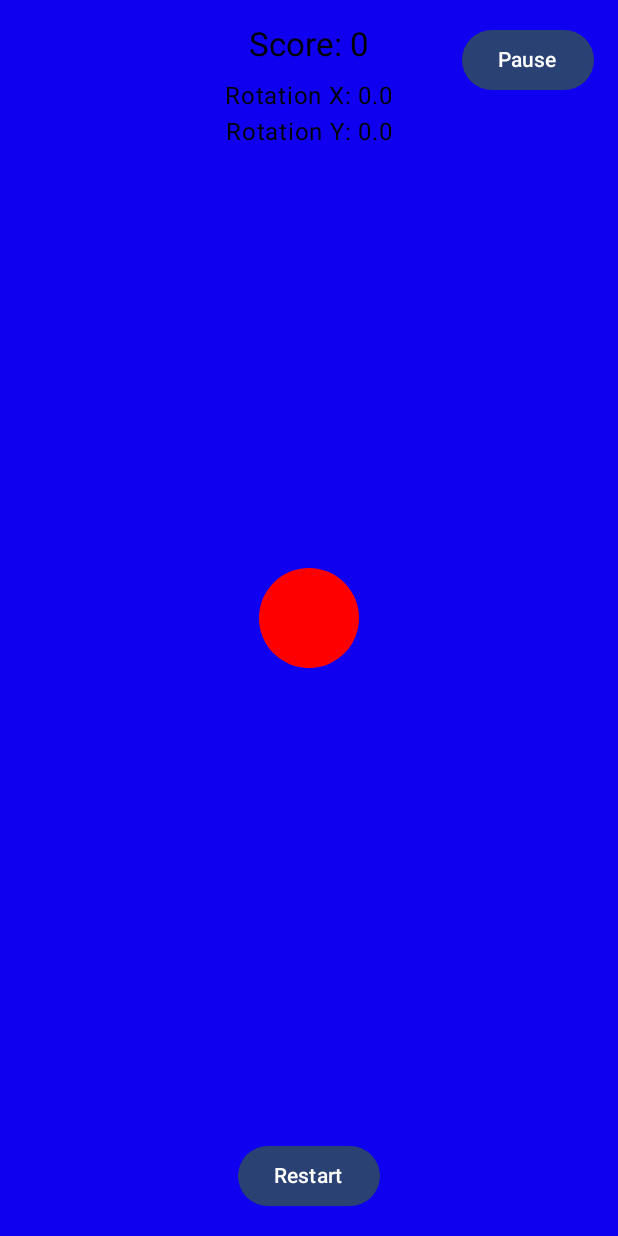
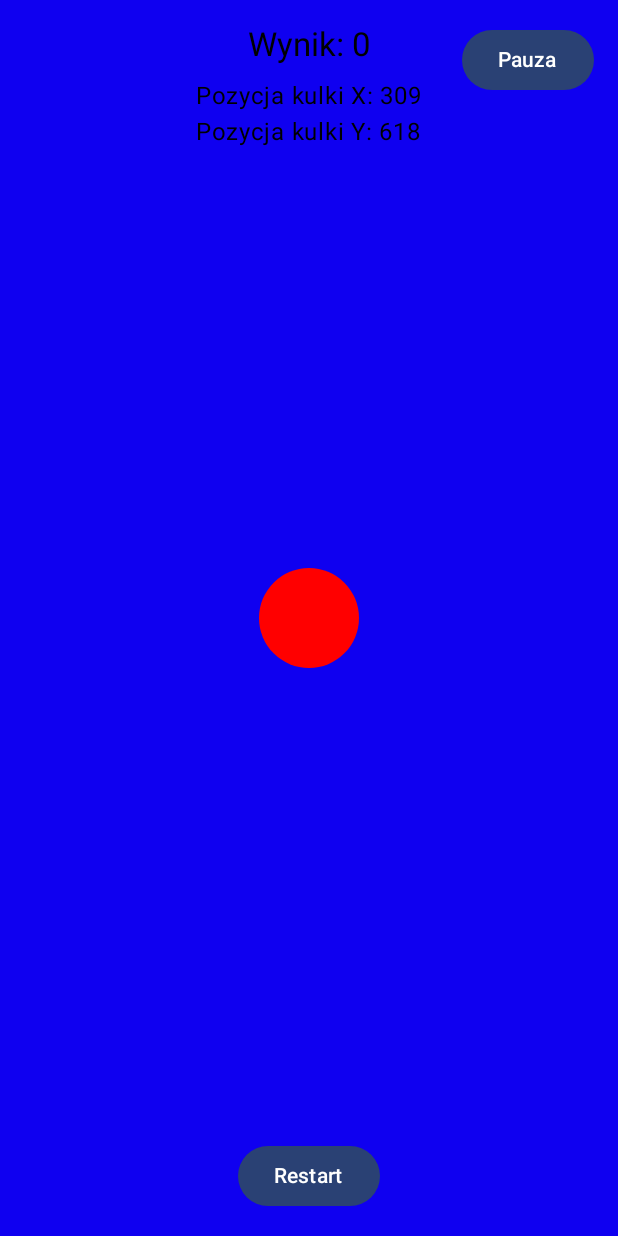
Before and after one commit to uniiun/24-25_pum_l1_grechuta, an Android app built with Jetpack Compose: the GameActivity screen opened directly, with no data from a screen before it, after a tap on "Restart", on a phone screen of 412 x 824 dp. Run offline under Robolectric (Android 15) with nearby library versions, the phone set to English and light mode, and no system bars.

Commit message:
poprawa fizyki gry

```diff
--- a/app/src/main/java/com/example/ballin/GameActivity.kt
+++ b/app/src/main/java/com/example/ballin/GameActivity.kt
@@ -18,15 +18,21 @@ import androidx.compose.ui.Modifier
 import androidx.compose.ui.graphics.Color
 import androidx.compose.ui.tooling.preview.Preview
 import androidx.compose.ui.unit.dp
+import com.example.ballin.model.Ball
 import com.example.ballin.ui.theme.BallinTheme
 
 class GameActivity : ComponentActivity(), SensorEventListener {
 
     private lateinit var sensorManager: SensorManager
     private var gyroscopeSensor: Sensor? = null
+
+    private var ball by mutableStateOf(Ball(x = 540f, y = 960f, dx = 0f, dy = 0f, radius = 50f))
     private var rotationX by mutableStateOf(0f)
     private var rotationY by mutableStateOf(0f)
     private var score by mutableStateOf(0)
+
+    private val gravityFactor = 0.5f // Współczynnik wpływu żyroskopu
+    private val dampingFactor = 0.98f // Współczynnik tłumienia prędkości
 
     override fun onCreate(savedInstanceState: Bundle?) {
         super.onCreate(savedInstanceState)
@@ -38,8 +44,7 @@ class GameActivity : ComponentActivity(), SensorEventListener {
         setContent {
             BallinTheme {
                 GameScreen(
-                    rotationX = rotationX,
-                    rotationY = rotationY,
+                    ball = ball,
                     score = score,
                     onPauseClick = { pauseGame() },
                     onRestartClick = { restartGame() }
@@ -63,11 +68,26 @@ class GameActivity : ComponentActivity(), SensorEventListener {
     override fun onSensorChanged(event: SensorEvent?) {
         if (event?.sensor?.type == Sensor.TYPE_GYROSCOPE) {
             // Aktualizuj dane żyroskopu
-            rotationX = event.values[0]
-            rotationY = event.values[1]
+            rotationX = event.values[1]
+            rotationY = event.values[0]
 
-            // Aktualizuj logikę gry na podstawie danych żyroskopu
-            score = calculateScore(rotationX, rotationY)
+            // Aktualizacja prędkości z uwzględnieniem "grawitacji"
+            ball.dx += rotationX * gravityFactor
+            ball.dy += rotationY * gravityFactor
+
+            // Zastosowanie tłumienia prędkości
+            ball.dx *= dampingFactor
+            ball.dy *= dampingFactor
+
+            // Aktualizacja pozycji kulki
+            ball.updatePosition(
+                width = resources.displayMetrics.widthPixels,
+                height = resources.displayMetrics.heightPixels,
+                dampingFactor = dampingFactor
+            )
+
+            // Aktualizuj wynik na podstawie pozycji kulki
+            score = calculateScore(ball.x, ball.y)
         }
     }
 
@@ -80,35 +100,41 @@ class GameActivity : ComponentActivity(), SensorEventListener {
     }
 
     private fun restartGame() {
-        // Logika restartu gry
+        // Resetowanie gry
         score = 0
+        ball = Ball(
+            x = resources.displayMetrics.widthPixels / 2f,
+            y = resources.displayMetrics.heightPixels / 2f,
+            dx = 0f,
+            dy = 0f,
+            radius = 50f
+        )
     }
 
-    private fun calculateScore(rotationX: Float, rotationY: Float): Int {
-        // Przykładowa logika przeliczania wyniku na podstawie żyroskopu
-        return (rotationX * 10 + rotationY * 10).toInt()
+    private fun calculateScore(x: Float, y: Float): Int {
+        // Przykładowa logika przeliczania wyniku
+        return ((x + y) / 10).toInt()
     }
 }
 
 @Composable
 fun GameScreen(
-    rotationX: Float,
-    rotationY: Float,
+    ball: Ball,
     score: Int,
     onPauseClick: () -> Unit,
     onRestartClick: () -> Unit
 ) {
     Box(modifier = Modifier.fillMaxSize()) {
-        // Canvas dla gry
+        // Canvas gry
         Canvas(modifier = Modifier.fillMaxSize()) {
             drawCircle(
                 color = Color.Red,
-                radius = 50f,
-                center = center
+                radius = ball.radius,
+                center = androidx.compose.ui.geometry.Offset(ball.x, ball.y)
             )
         }
 
-        // Wyświetlanie wyników i danych żyroskopu
+        // Wyświetlanie wyniku
         Column(
             modifier = Modifier
                 .align(Alignment.TopCenter)
@@ -116,12 +142,12 @@ fun GameScreen(
             horizontalAlignment = Alignment.CenterHorizontally
         ) {
             Text(
-                text = "Score: $score",
+                text = "Wynik: $score",
                 style = MaterialTheme.typography.titleLarge
             )
             Spacer(modifier = Modifier.height(8.dp))
-            Text(text = "Rotation X: $rotationX")
-            Text(text = "Rotation Y: $rotationY")
+            Text(text = "Pozycja kulki X: ${ball.x.toInt()}")
+            Text(text = "Pozycja kulki Y: ${ball.y.toInt()}")
         }
 
         // Przycisk Pauzy
@@ -131,7 +157,7 @@ fun GameScreen(
                 .align(Alignment.TopEnd)
                 .padding(16.dp)
         ) {
-            Text(text = "Pause")
+            Text(text = "Pauza")
         }
 
         // Przycisk Restartu
@@ -151,11 +177,10 @@ fun GameScreen(
 fun GameScreenPreview() {
     BallinTheme {
         GameScreen(
-            rotationX = 0f,
-            rotationY = 0f,
+            ball = Ball(x = 540f, y = 960f, dx = 0f, dy = 0f, radius = 50f),
             score = 0,
-            onPauseClick = { /* Testowy podgląd pauzy */ },
-            onRestartClick = { /* Testowy podgląd restartu */ }
+            onPauseClick = { /* Podgląd pauzy */ },
+            onRestartClick = { /* Podgląd restartu */ }
         )
     }
 }
--- /dev/null
+++ b/app/src/main/java/com/example/ballin/model/Ball.kt
@@ -0,0 +1,34 @@
+package com.example.ballin.model
+
+data class Ball(
+    var x: Float,
+    var y: Float,
+    var dx: Float,
+    var dy: Float,
+    val radius: Float
+) {
+    fun updatePosition(width: Int, height: Int, dampingFactor: Float) {
+        // Aktualizacja pozycji
+        x += dx
+        y += dy
+
+        // Odbicie od ścian z tłumieniem
+        if (x - radius < 0 || x + radius > width) {
+            dx = -dx * dampingFactor // Zmniejsz prędkość po odbiciu
+            x = if (x - radius < 0) radius else width - radius
+        }
+
+        if (y - radius < 0 || y + radius > height) {
+            dy = -dy * dampingFactor // Zmniejsz prędkość po odbiciu
+            y = if (y - radius < 0) radius else height - radius
+        }
+    }
+
+fun resetPosition(width: Int, height: Int) {
+        // Ustaw kulkę na środku ekranu
+        x = width / 2f
+        y = height / 2f
+        dx = 0f
+        dy = 0f
+    }
+}
```
